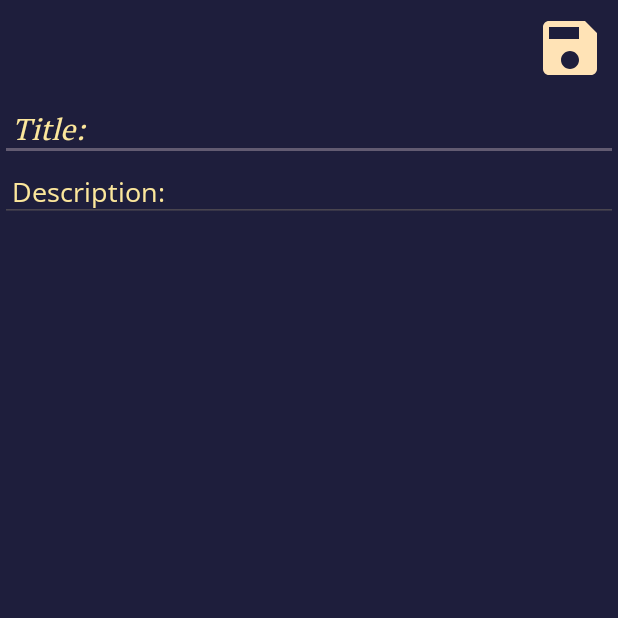
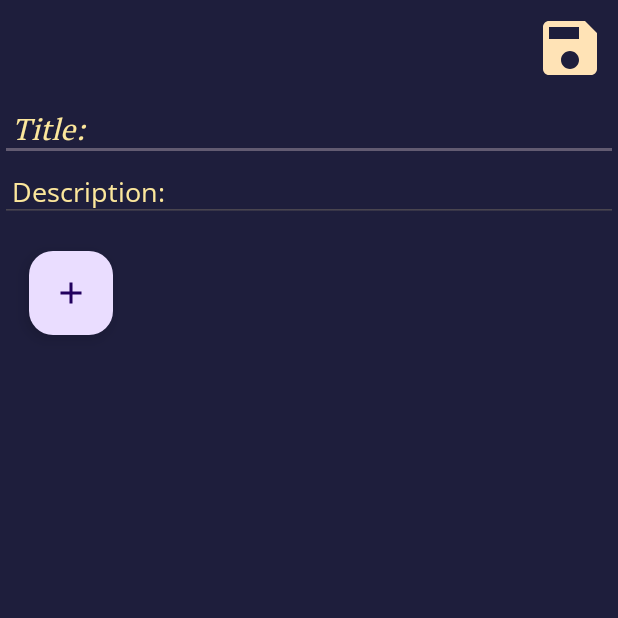
Before and after one commit to Ferdinand134/dream-journal, an Android app: the LogsMakerActivity screen opened directly, with no data from a screen before it, on a phone screen of 412 x 824 dp, the top half of it. Run offline under Robolectric (Android 15) with nearby library versions, the phone set to English and light mode, and no system bars.

Commit message:
it works actually, todo undeprecate the code later

```diff
--- a/app/src/main/res/layout/activity_logs_maker.xml
+++ b/app/src/main/res/layout/activity_logs_maker.xml
@@ -49,4 +49,14 @@
         android:textColor="@color/vanilla"
         android:layout_width="match_parent"
         android:layout_height="wrap_content"/>
+
+    <com.google.android.material.floatingactionbutton.FloatingActionButton
+        android:id="@+id/fab_add"
+        android:layout_width="wrap_content"
+        android:layout_height="wrap_content"
+        android:layout_alignParentBottom="true"
+        android:layout_centerHorizontal="true"
+        android:src="@drawable/baseline_add_24"
+        android:layout_margin="19dp"
+        android:contentDescription="Add Dream log"/>
 </LinearLayout>
```
Also changed, not shown: app/src/main/java/com/example/dreamjournal/HomeActivity.kt (+8 -15 lines).
